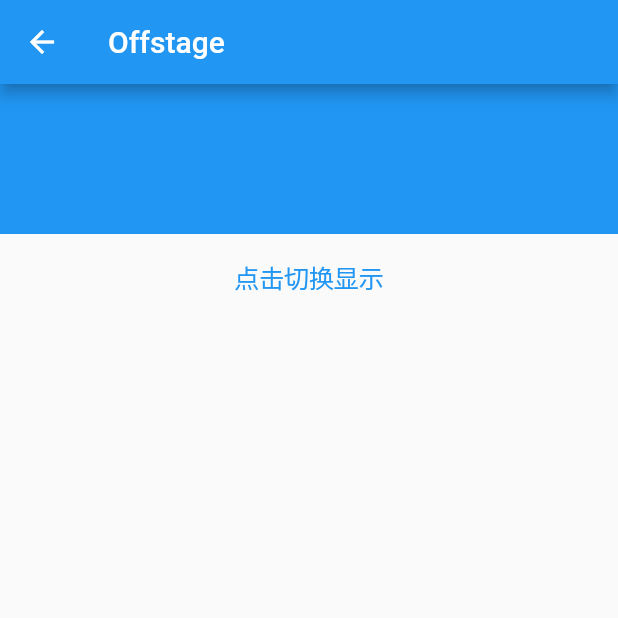
After one commit to yang7229693/flutter-study, a Flutter app: the LYOffstage screen opened by its route, on a phone screen of 412 x 824 dp, the top half of it. The commit adds this screen. Run offline on Flutter 3.47's test engine with Material 2 defaults, Android fonts, the phone set to English and light mode, and no system bars.

Commit message:
add demo code

```diff
--- /dev/null
+++ b/demo/4. Flutter布局Widget介绍/flutter_layout_demo/lib/single/Offstage.dart
@@ -0,0 +1,52 @@
+import 'package:flutter/cupertino.dart';
+import 'package:flutter/material.dart';
+
+class LYOffstage extends StatelessWidget {
+  const LYOffstage();
+
+  @override
+  Widget build(BuildContext context) {
+    return new Scaffold(
+      appBar: new AppBar(
+        title: new Text("Offstage"),
+        leading: new BackButton(),
+      ),
+      body: new LYOffstageContent(),
+    );
+  }
+}
+
+class LYOffstageContent extends StatefulWidget {
+  @override
+  _LYOffstageContentState createState() => _LYOffstageContentState();
+}
+
+class _LYOffstageContentState extends State<LYOffstageContent> {
+  bool offstage;
+
+  @override
+  void initState() {
+    super.initState();
+    offstage = false;
+  }
+
+  @override
+  Widget build(BuildContext context) {
+    return Column(
+      children: <Widget>[
+        new Offstage(
+          offstage: offstage,
+          child: Container(color: Colors.blue, height: 100.0),
+        ),
+        new CupertinoButton(
+          child: Text("点击切换显示"),
+          onPressed: () {
+            setState(() {
+              offstage = !offstage;
+            });
+          },
+        ),
+      ],
+    );
+  }
+}
```
Also changed, not shown: demo/4. Flutter布局Widget介绍/flutter_layout_demo/lib/main.dart (+8 -4 lines), demo/4. Flutter布局Widget介绍/flutter_layout_demo/lib/single/LimitedBox.dart (added, +37 -0 lines), demo/4. Flutter布局Widget介绍/flutter_layout_demo/lib/single/OverflowBox.dart (added, +40 -0 lines), demo/4. Flutter布局Widget介绍/flutter_layout_demo/lib/single/SizedBox.dart (added, +35 -0 lines).
